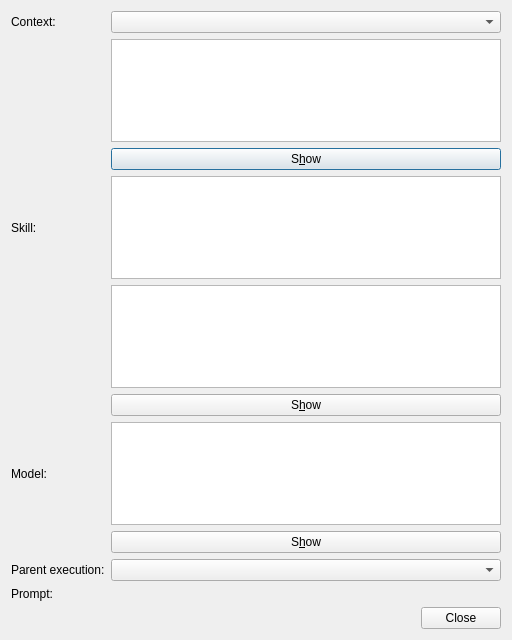
Qt form acta_gui/ui/executionCreateDialog.ui (boucaron/ACTA_Gamma) before a commit.
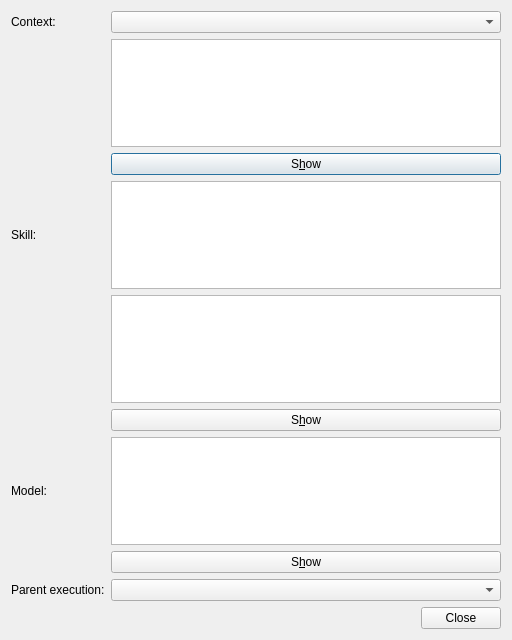
The same form after that commit.

Commit message: acta_gui: complete item 4 of the executions.prompt column removal — Prompt tab removed from executionDialog.ui (promptTab + promptTextEdit) and its prompt-tab population block from executionDialog.cpp (incl. the legacy placeholder); tab widget renamed promptWidget->tabWidget; orphaned 'Prompt:' label (label_5) removed from executionCreateDialog.ui; dialog/panel light-projection comments now list (raw_response, result, error); generated ui_executionDialog.h regenerates via uic — implements work item 4 of docs/plans/drop-execution-prompt-column.md

Patch:
```diff
--- a/acta_gui/ui/executionCreateDialog.ui
+++ b/acta_gui/ui/executionCreateDialog.ui
@@ -56,13 +56,6 @@
        </property>
       </widget>
      </item>
-     <item row="9" column="0">
-      <widget class="QLabel" name="label_5">
-       <property name="text">
-        <string>Prompt:</string>
-       </property>
-      </widget>
-     </item>
      <item row="0" column="1">
       <widget class="QComboBox" name="contextComboBox">
        <property name="toolTip">
```
The commit also changes 5 other files.
